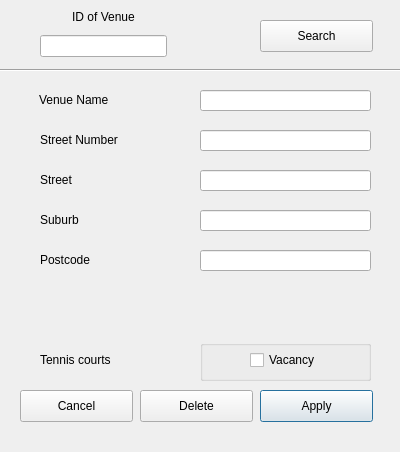
stefanmarjanovic/Comp, file editvenuediag.ui: the form before one commit.
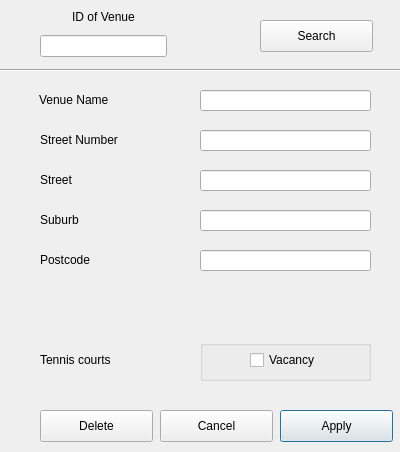
The form after the commit.

```diff
--- a/editvenuediag.ui
+++ b/editvenuediag.ui
@@ -109,8 +109,8 @@
   <widget class="QPushButton" name="apply">
    <property name="geometry">
     <rect>
-     <x>260</x>
-     <y>390</y>
+     <x>280</x>
+     <y>410</y>
      <width>113</width>
      <height>32</height>
     </rect>
@@ -147,8 +147,8 @@
   <widget class="QPushButton" name="deleteButton">
    <property name="geometry">
     <rect>
-     <x>140</x>
-     <y>390</y>
+     <x>40</x>
+     <y>410</y>
      <width>113</width>
      <height>32</height>
     </rect>
@@ -254,8 +254,8 @@
   <widget class="QPushButton" name="cancel">
    <property name="geometry">
     <rect>
-     <x>20</x>
-     <y>390</y>
+     <x>160</x>
+     <y>410</y>
      <width>113</width>
      <height>32</height>
     </rect>
```
